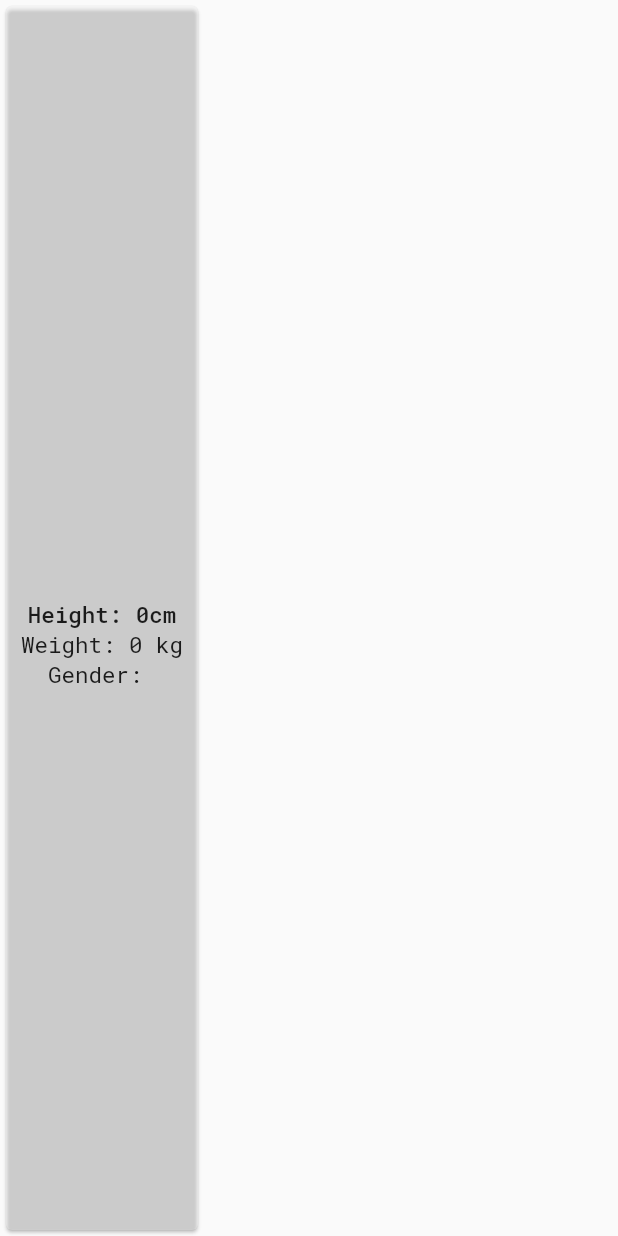
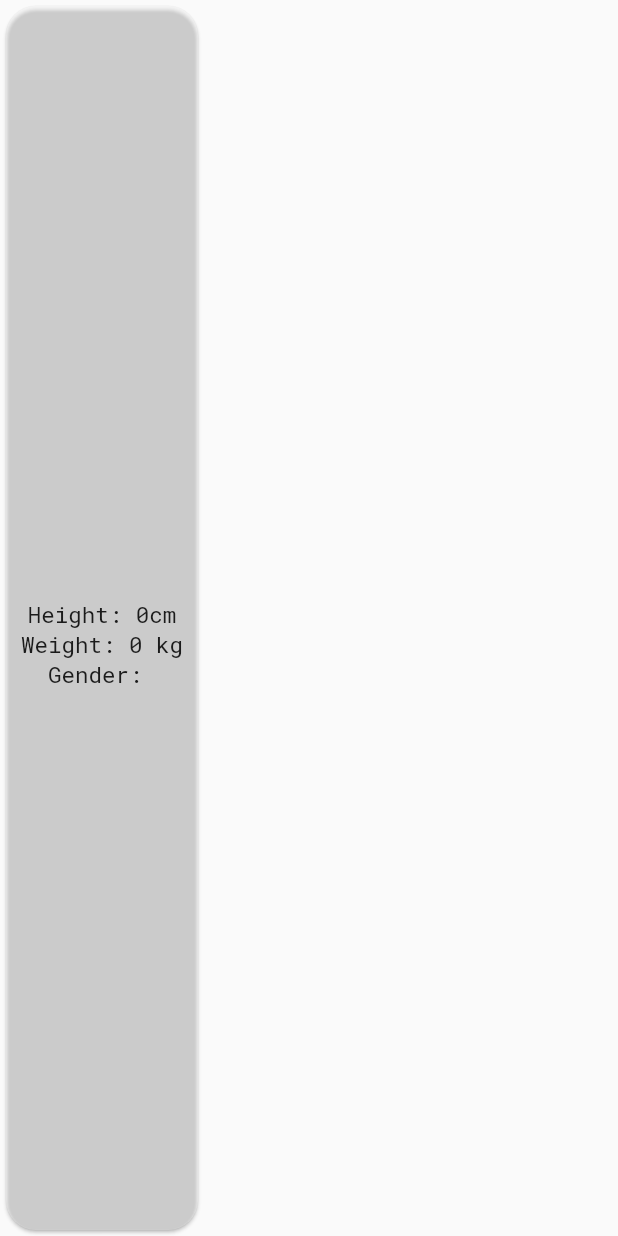
Before and after one commit to guerramatias1409/star_wars_project, a Flutter app: the CharacterWidget widget shown alone on an empty page, opened directly with empty values, on a phone screen of 412 x 824 dp. Run offline on Flutter 3.47's test engine with Material 2 defaults, Android fonts, the phone set to English and light mode, and no system bars; our stand-ins replace bordered_text, connectivity, google_fonts; network calls fail.

Commit message:
character_widget - rounded border

```diff
--- a/lib/Widgets/character_widget.dart
+++ b/lib/Widgets/character_widget.dart
@@ -23,6 +23,9 @@ class _CharacterWidgetState extends State<CharacterWidget> {
         selectAndGoToSecondScreen();
       },
       child: Card(
+        shape: RoundedRectangleBorder(
+          borderRadius: BorderRadius.circular(20)
+        ),
         color: Colors.white.withOpacity(0.3),
         child: Padding(
           padding: const EdgeInsets.symmetric(horizontal: 10, vertical: 8),
@@ -41,7 +44,7 @@ class _CharacterWidgetState extends State<CharacterWidget> {
                       : height > 100
                           ? "Height: ${height / 100}m"
                           : "Height: ${height}cm",
-                  style: TextStyle(fontSize: 15, fontWeight: FontWeight.w500)),
+                  style: TextStyle(fontSize: 15)),
               Text(weight == null ? "Weight: unknown" : "Weight: $weight kg",
                   style: TextStyle(fontSize: 15)),
               Text("Gender: ${widget.character.gender}",
```
